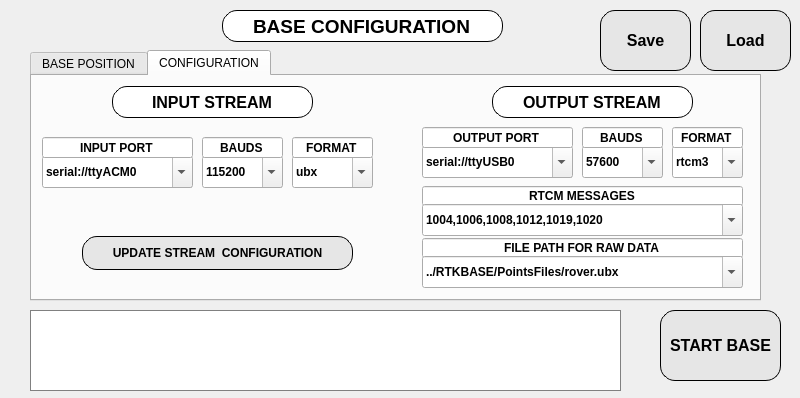
Francklin2/RTKLIB_Touchscreen_GUI, file RTKBASE/optionsstr2str.ui: the form before one commit.
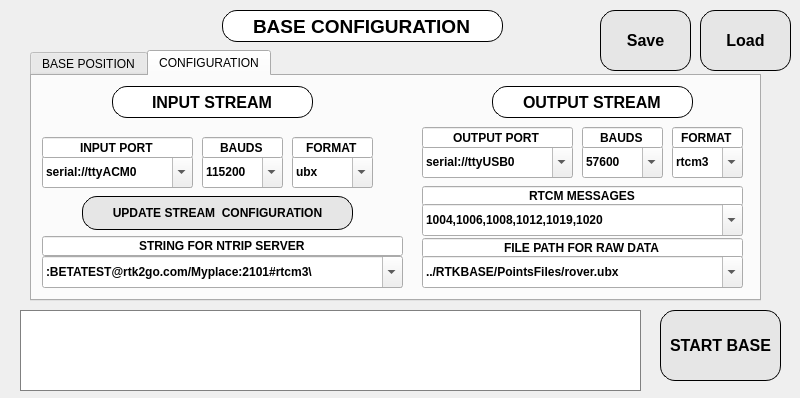
The form after the commit. Custom widgets are drawn as their Qt base class.

Commit message: Adding a Ntrip server option to the base output (not tested yet)

The edit to the form file:
```diff
--- a/RTKBASE/optionsstr2str.ui
+++ b/RTKBASE/optionsstr2str.ui
@@ -934,7 +934,7 @@
      <property name="geometry">
       <rect>
        <x>50</x>
-       <y>160</y>
+       <y>120</y>
        <width>271</width>
        <height>34</height>
       </rect>
@@ -1008,14 +1008,63 @@
       </property>
      </item>
     </widget>
+    <widget class="QLineEdit" name="lineEdit_18">
+     <property name="geometry">
+      <rect>
+       <x>10</x>
+       <y>160</y>
+       <width>361</width>
+       <height>20</height>
+      </rect>
+     </property>
+     <property name="font">
+      <font>
+       <weight>75</weight>
+       <bold>true</bold>
+      </font>
+     </property>
+     <property name="text">
+      <string>STRING FOR NTRIP SERVER</string>
+     </property>
+     <property name="alignment">
+      <set>Qt::AlignCenter</set>
+     </property>
+     <property name="readOnly">
+      <bool>true</bool>
+     </property>
+    </widget>
+    <widget class="MyComboBox" name="OutServerPathcomboBox">
+     <property name="geometry">
+      <rect>
+       <x>10</x>
+       <y>180</y>
+       <width>361</width>
+       <height>32</height>
+      </rect>
+     </property>
+     <property name="font">
+      <font>
+       <weight>75</weight>
+       <bold>true</bold>
+      </font>
+     </property>
+     <property name="editable">
+      <bool>true</bool>
+     </property>
+     <item>
+      <property name="text">
+       <string>:BETATEST@rtk2go.com/Myplace:2101#rtcm3\</string>
+      </property>
+     </item>
+    </widget>
    </widget>
   </widget>
   <widget class="QTextBrowser" name="RtkrcvOptionstextBrowser">
    <property name="geometry">
     <rect>
-     <x>30</x>
+     <x>20</x>
      <y>310</y>
-     <width>591</width>
+     <width>621</width>
      <height>81</height>
     </rect>
    </property>
```
Left out of the diff: 5 changed lines with no effect on the pictures. The commit also changes 5 other files.
